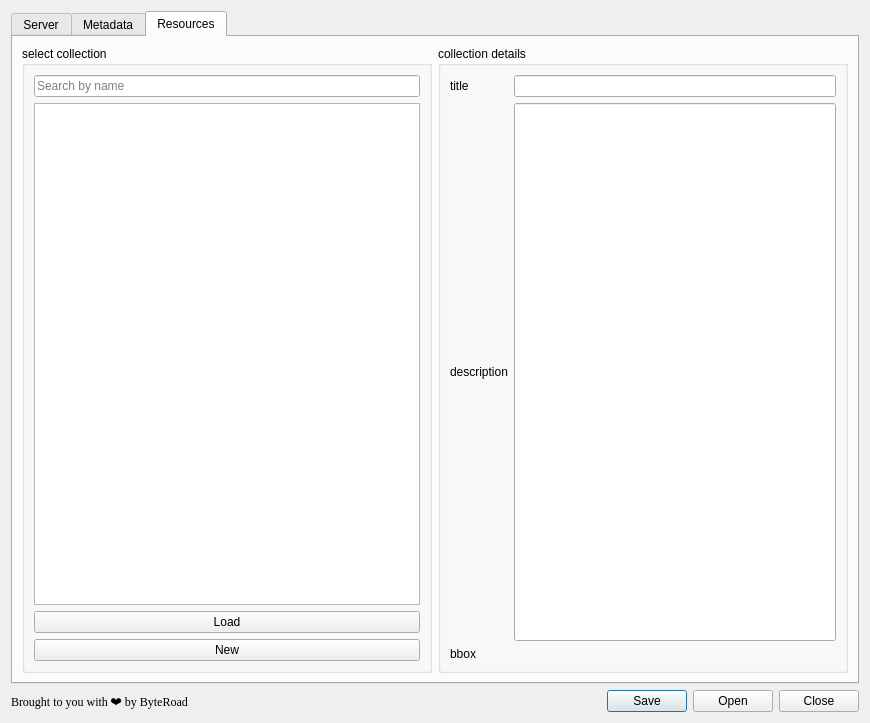
Old version of the form pygeoapi_config_dialog_base.ui in the repository KatKatKateryna/pygeoapi_config.
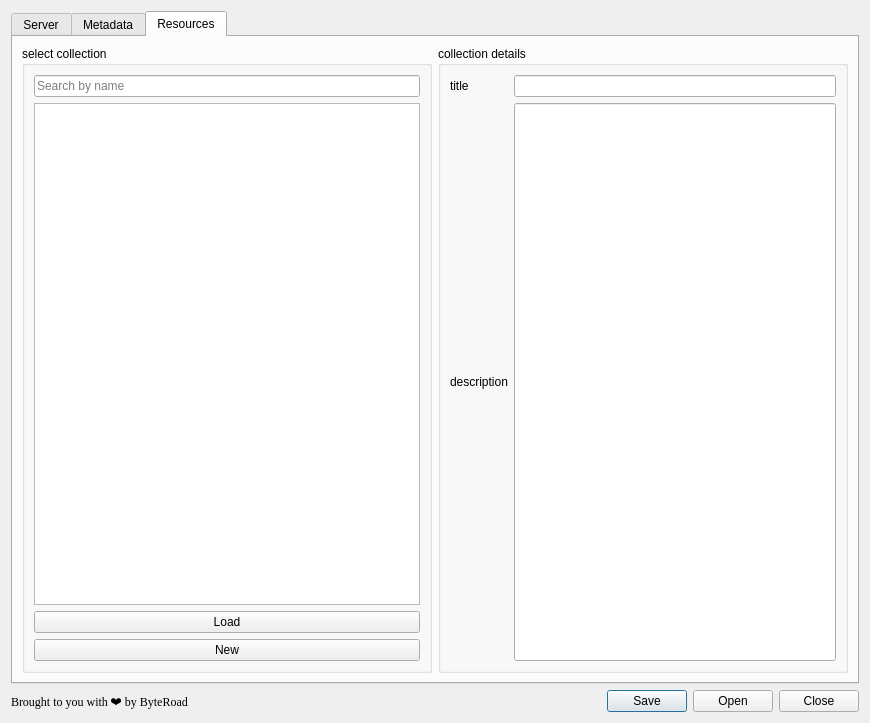
New version of the form. The open tabs and pages were chosen to show the change. Icons and pictures are not drawn.

Commit message: rearrange functions and bbox

```diff
--- a/pygeoapi_config_dialog_base.ui
+++ b/pygeoapi_config_dialog_base.ui
@@ -1190,7 +1190,7 @@
          </layout>
         </widget>
        </item>
-       <item row="0" column="1">
+       <item row="0" column="1" rowspan="1">
         <widget class="QGroupBox" name="groupBoxCollection">
          <property name="title">
           <string>collection details</string>
@@ -1234,21 +1234,16 @@
            </widget>
           </item>
           
-          <item row="2" column="0">
-           <widget class="QLabel" name="label_15">
-            <property name="text">
-             <string>bbox</string>
-            </property>
-           </widget>
-          </item>
-          <item row="2" column="1">
+
+         </layout>
+        </widget>
+       </item>
+       
+          <item row="1" column="1" rowspan="1">
            <layout class="QHBoxLayout" name="bboxMapPlaceholder">
            </layout>
           </item>
 
-         </layout>
-        </widget>
-       </item>
       </layout>
      </widget>
     </widget>
```
Left out of the diff: 36 changed lines with no effect on the pictures. The commit also changes 1 other file.
